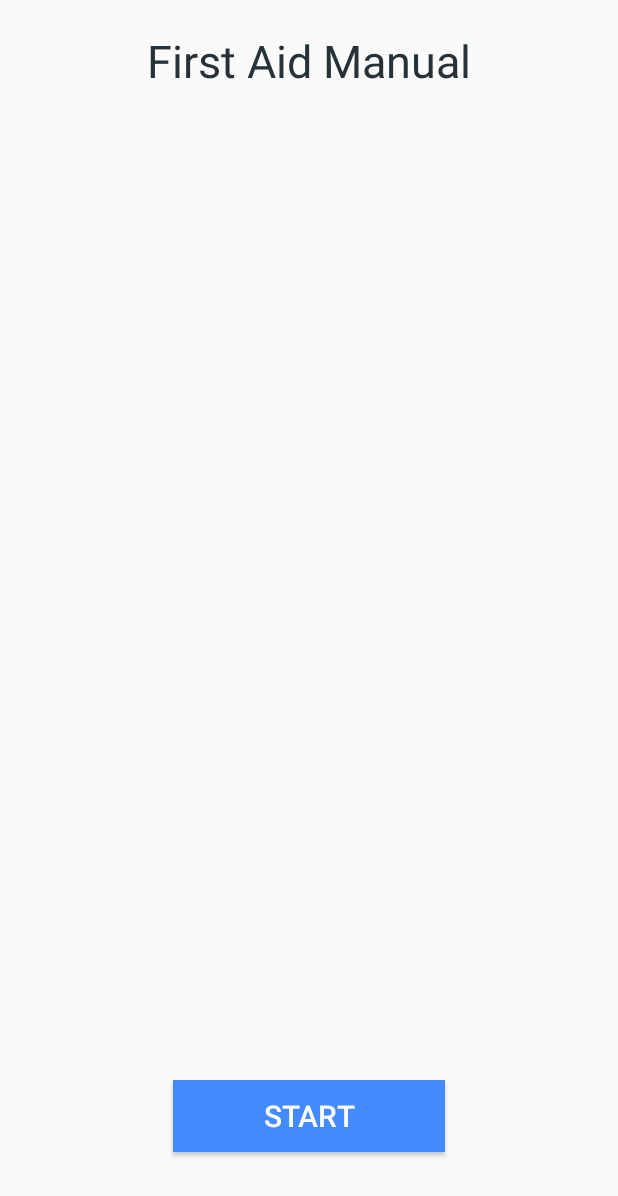
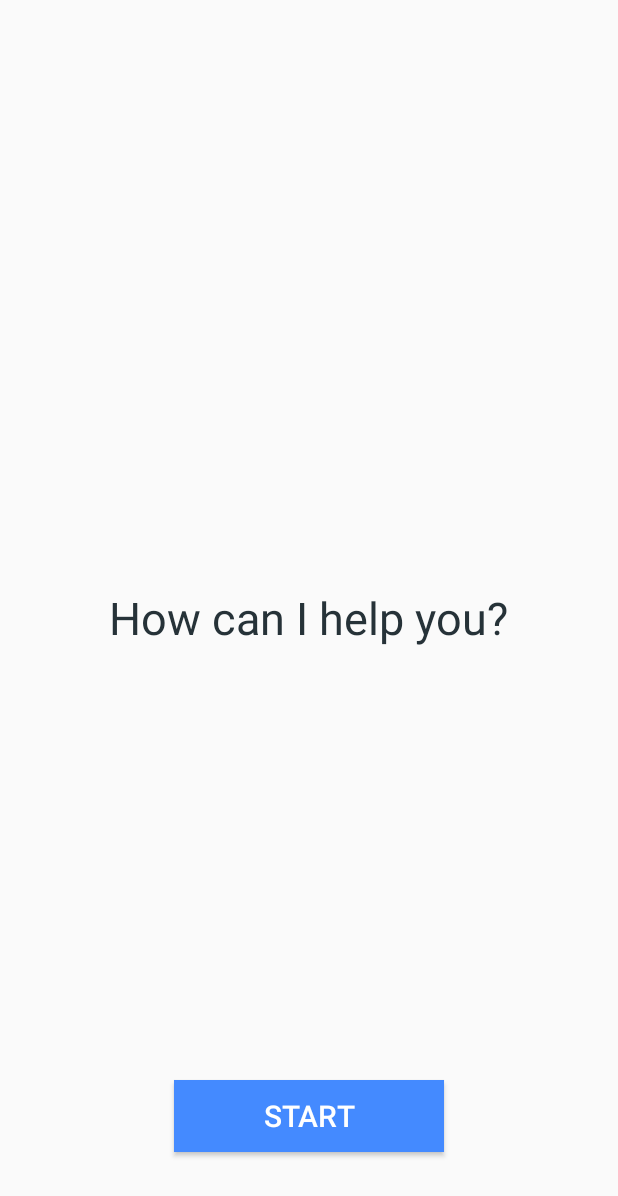
Before and after one commit to sgiedne/FAmanual, an Android app: the screen it shows after launch (SpeechActivity before the commit, MainActivity after it), on a phone screen of 412 x 824 dp. Shown: the top 1196 px of the screen. Run offline under Robolectric (Android 15) with nearby library versions, the phone set to English and light mode, and no system bars.

Commit message:
added new activity for initial screen

```diff
--- a/app/src/main/AndroidManifest.xml
+++ b/app/src/main/AndroidManifest.xml
@@ -2,8 +2,8 @@
 <manifest xmlns:android="http://schemas.android.com/apk/res/android"
     package="xyz.thefearpoet.famanual">
 
-    <uses-permission android:name="android.permission.INTERNET"/>
-    <uses-permission android:name="android.permission.ACCESS_NETWORK_STATE"/>
+    <uses-permission android:name="android.permission.INTERNET" />
+    <uses-permission android:name="android.permission.ACCESS_NETWORK_STATE" />
 
     <application
         android:allowBackup="true"
@@ -15,6 +15,12 @@
             <intent-filter>
                 <action android:name="android.intent.action.MAIN" />
 
+            </intent-filter>
+        </activity>
+        <activity android:name=".main.MainActivity">
+            <intent-filter>
+                <action android:name="android.intent.action.MAIN" />
+
                 <category android:name="android.intent.category.LAUNCHER" />
             </intent-filter>
         </activity>
--- a/app/src/main/java/xyz/thefearpoet/famanual/main/MainActivity.java
+++ b/app/src/main/java/xyz/thefearpoet/famanual/main/MainActivity.java
@@ -11,5 +11,7 @@ public class MainActivity extends AppCompatActivity {
     protected void onCreate(Bundle savedInstanceState) {
         super.onCreate(savedInstanceState);
         setContentView(R.layout.activity_main);
+
+
     }
 }
--- a/app/src/main/res/layout/activity_main.xml
+++ b/app/src/main/res/layout/activity_main.xml
@@ -1,6 +1,41 @@
 <?xml version="1.0" encoding="utf-8"?>
 <LinearLayout xmlns:android="http://schemas.android.com/apk/res/android"
+    xmlns:tools="http://schemas.android.com/tools"
     android:layout_width="match_parent"
-    android:layout_height="match_parent">
+    android:layout_height="match_parent"
+    tools:context="xyz.thefearpoet.famanual.main.MainActivity"
+    android:orientation="vertical"
+    android:weightSum="1">
 
+    <RelativeLayout
+        android:layout_width="match_parent"
+        android:layout_height="match_parent">
+        <Button
+            android:id="@+id/btnStart"
+            android:layout_width="180dp"
+            android:layout_height="wrap_content"
+            android:text="Start"
+            android:textSize="20dp"
+            android:textColor="#ffffff"
+
+            android:background="@color/colorPrimaryDark"
+            android:layout_marginBottom="56dp"
+            android:layout_alignParentBottom="true"
+            android:layout_centerHorizontal="true"
+            android:layout_gravity="center" />
+
+        <TextView
+            android:id="@+id/txtEmergency"
+            android:layout_width="wrap_content"
+            android:layout_height="wrap_content"
+            android:textSize="30sp"
+            android:text="How can I help you?"
+            android:paddingBottom="10dp"
+            android:paddingTop="10dp"
+            android:textColor="#263238"
+            android:fontFamily="sans-serif"
+            android:layout_gravity="center"
+            android:layout_centerVertical="true"
+            android:layout_centerHorizontal="true" />
+    </RelativeLayout>
 </LinearLayout>
```
